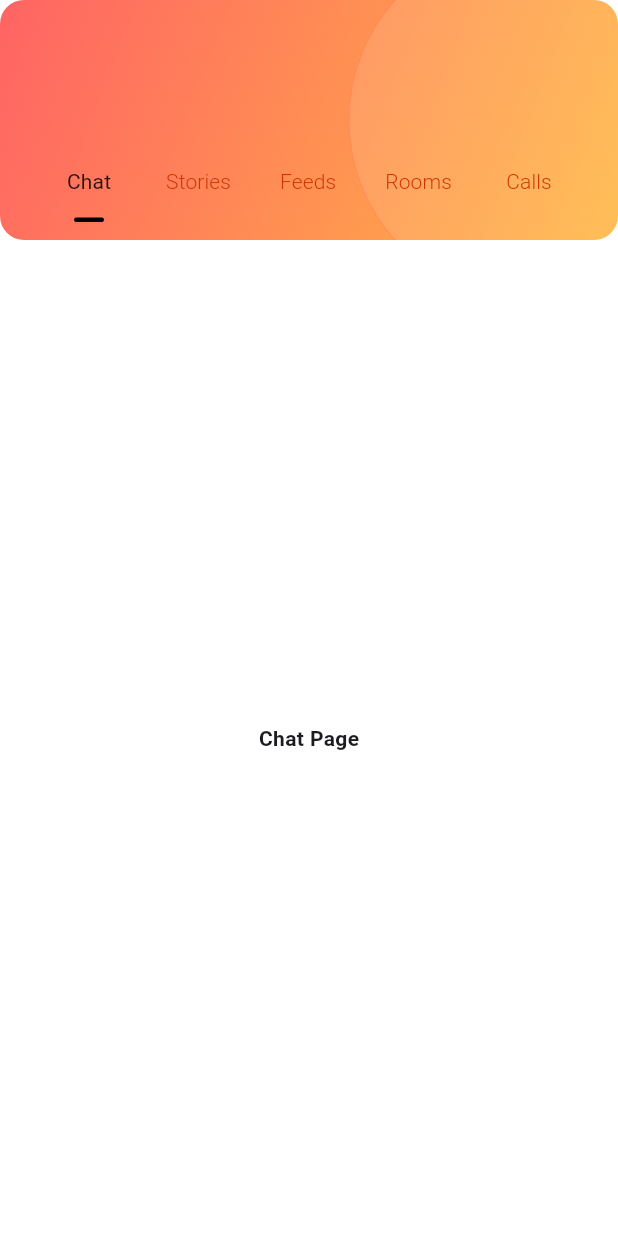
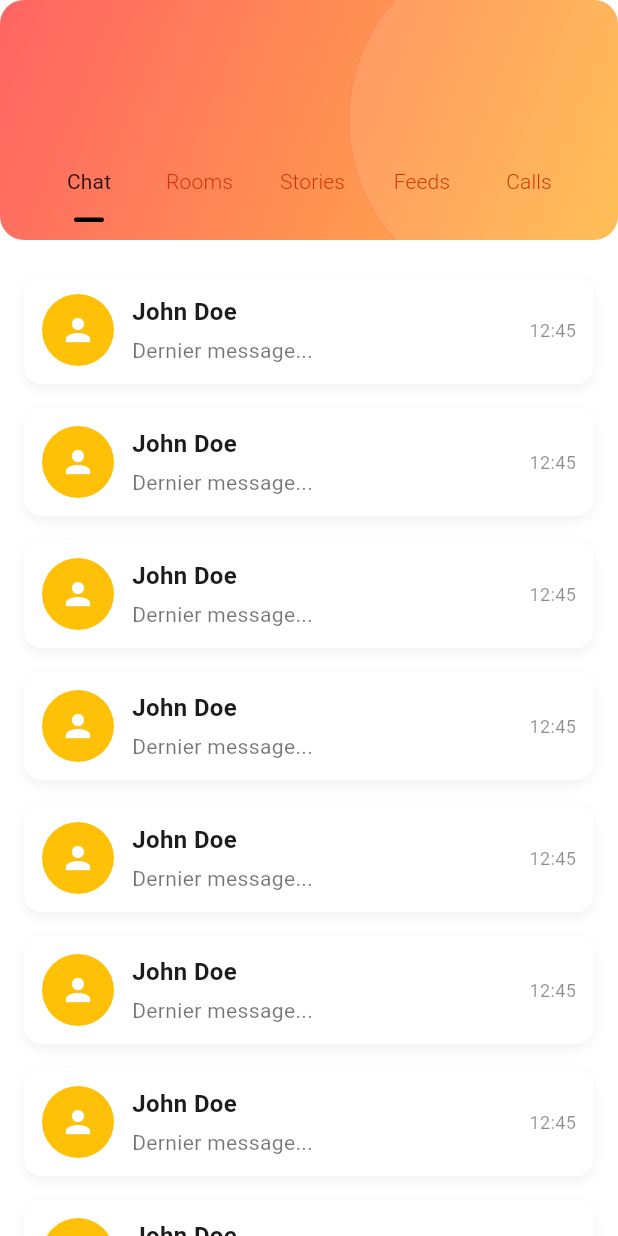
Before and after one commit to Idriss-rayan/chat007, a Flutter app: the MsgPage screen opened directly, on a phone screen of 412 x 824 dp. Run offline on Flutter 3.47's test engine with Material 3 defaults, Android fonts, the phone set to English and light mode, and no system bars; our stand-ins replace country_picker, flutter_staggered_animations, flutter_svg, font_awesome_flutter, like_button; missing offline and left inert: phone_form_field.

Commit message:
add new file

```diff
--- /dev/null
+++ b/lib/pages/otherspages/messages/card_msg.dart
@@ -0,0 +1,54 @@
+import 'package:flutter/material.dart';
+
+class CardMsg extends StatefulWidget {
+  const CardMsg({super.key});
+
+  @override
+  State<CardMsg> createState() => _CardMsgState();
+}
+
+class _CardMsgState extends State<CardMsg> {
+  @override
+  Widget build(BuildContext context) {
+    return Container(
+      margin: const EdgeInsets.symmetric(vertical: 8),
+      padding: const EdgeInsets.all(12),
+      decoration: BoxDecoration(
+        color: Colors.white,
+        borderRadius: BorderRadius.circular(12),
+        boxShadow: [
+          BoxShadow(
+            color: Colors.black.withOpacity(0.05),
+            blurRadius: 6,
+            offset: const Offset(0, 3),
+          ),
+        ],
+      ),
+      child: Row(
+        children: [
+          const CircleAvatar(
+            radius: 24,
+            backgroundColor: Colors.amber,
+            child: Icon(Icons.person, color: Colors.white),
+          ),
+          const SizedBox(width: 12),
+          Expanded(
+            child: Column(
+              crossAxisAlignment: CrossAxisAlignment.start,
+              children: const [
+                Text("John Doe",
+                    style:
+                        TextStyle(fontSize: 16, fontWeight: FontWeight.bold)),
+                SizedBox(height: 4),
+                Text("Dernier message...",
+                    style: TextStyle(color: Colors.black54)),
+              ],
+            ),
+          ),
+          const Text("12:45",
+              style: TextStyle(color: Colors.black45, fontSize: 12)),
+        ],
+      ),
+    );
+  }
+}
--- /dev/null
+++ b/lib/pages/otherspages/messages/chat_list.dart
@@ -0,0 +1,17 @@
+import 'package:flutter/material.dart';
+import 'card_msg.dart';
+
+class ChatList extends StatelessWidget {
+  const ChatList({super.key});
+
+  @override
+  Widget build(BuildContext context) {
+    return ListView.builder(
+      padding: const EdgeInsets.all(16),
+      itemCount: 1000, // nombre de messages
+      itemBuilder: (context, index) {
+        return const CardMsg();
+      },
+    );
+  }
+}
--- a/lib/pages/otherspages/messages/msg_page.dart
+++ b/lib/pages/otherspages/messages/msg_page.dart
@@ -1,4 +1,6 @@
 import 'package:flutter/material.dart';
+import 'package:simplechat/pages/otherspages/messages/card_msg.dart';
+import 'package:simplechat/pages/otherspages/messages/chat_list.dart';
 
 class MsgPage extends StatefulWidget {
   const MsgPage({super.key});
@@ -10,7 +12,7 @@ class MsgPage extends StatefulWidget {
 class _MsgPageState extends State<MsgPage> {
   final PageController _controller = PageController();
   int _currentPage = 0;
-  final List<String> _tabs = ["Chat", "Stories", "Feeds", "Rooms", "Calls"];
+  final List<String> _tabs = ["Chat", "Rooms", "Stories", "Feeds", "Calls"];
 
   @override
   Widget build(BuildContext context) {
@@ -115,10 +117,11 @@ class _MsgPageState extends State<MsgPage> {
                   _currentPage = index;
                 });
               },
-              children: const [
+              children: [
+                ChatList(),
                 Center(
                   child: Text(
-                    "Chat Page",
+                    "Rooms Page",
                     style: TextStyle(fontSize: 14, fontWeight: FontWeight.bold),
                   ),
                 ),
@@ -136,12 +139,6 @@ class _MsgPageState extends State<MsgPage> {
                 ),
                 Center(
                   child: Text(
-                    "Rooms Page",
-                    style: TextStyle(fontSize: 14, fontWeight: FontWeight.bold),
-                  ),
-                ),
-                Center(
-                  child: Text(
                     "Calls Page",
                     style: TextStyle(fontSize: 14, fontWeight: FontWeight.bold),
                   ),
```
